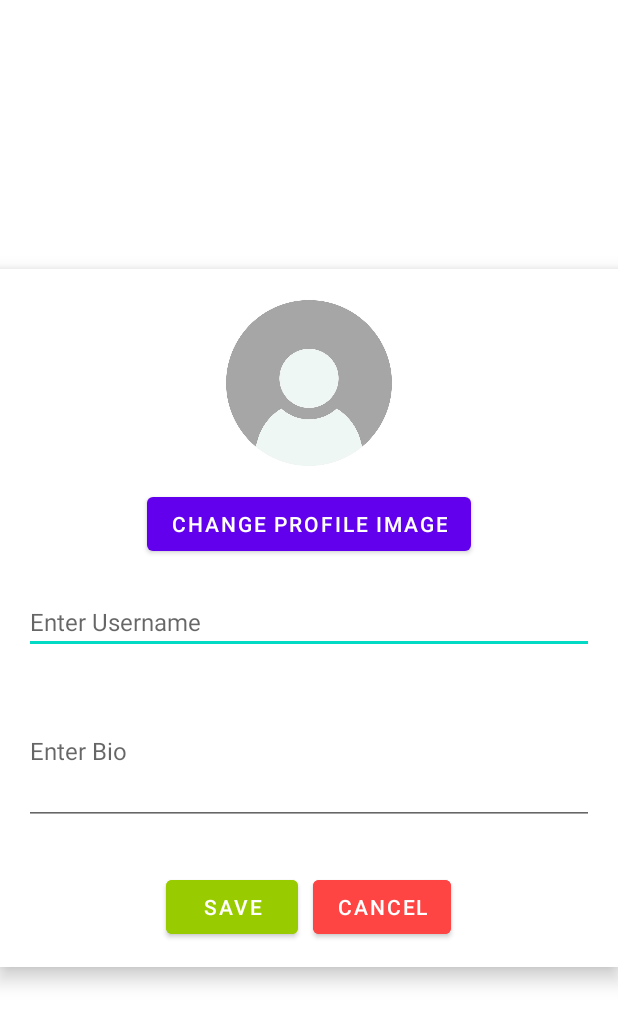
After one commit to PureDarkZ990/LobiuIeskojimoSistema, an Android app built with Jetpack Compose: the layout edit_profile.xml on its own in the app's theme, with its tools: preview values and no code run, on a phone screen of 412 x 824 dp. The commit adds this screen. Shown: the top 1024 px of the screen. Run offline under Robolectric (Android 15) with nearby library versions, the phone set to English and light mode, and no system bars.

Commit message:
Navigation and other layouts

```diff
--- a/app/build.gradle.kts
+++ b/app/build.gradle.kts
@@ -40,6 +40,7 @@ dependencies {
     implementation(libs.androidx.core.ktx)
     implementation(libs.androidx.appcompat)
     implementation(libs.material)
+    implementation(libs.androidx.material3.android)
     testImplementation(libs.junit)
     androidTestImplementation(libs.androidx.junit)
     androidTestImplementation(libs.androidx.espresso.core)
--- /dev/null
+++ b/app/src/main/res/layout/edit_profile.xml
@@ -0,0 +1,73 @@
+<?xml version="1.0" encoding="utf-8"?>
+<LinearLayout xmlns:android="http://schemas.android.com/apk/res/android"
+    android:layout_width="match_parent"
+    android:layout_height="wrap_content"
+    android:orientation="vertical"
+    android:padding="16dp"
+    android:background="@android:color/white"
+    android:layout_gravity="center"
+    android:elevation="8dp">
+
+    <ImageView
+        android:id="@+id/profileImage"
+        android:layout_width="120dp"
+        android:layout_height="120dp"
+        android:layout_gravity="center_horizontal"
+        android:src="@drawable/default_profile_image"
+        android:layout_marginBottom="10dp" />
+
+    <Button
+        android:id="@+id/uploadImageButton"
+        android:layout_width="wrap_content"
+        android:layout_height="wrap_content"
+        android:text="Change Profile Image"
+        android:layout_gravity="center_horizontal"
+        android:layout_marginBottom="20dp" />
+
+    <EditText
+        android:id="@+id/usernameField"
+        android:layout_width="match_parent"
+        android:layout_height="wrap_content"
+        android:hint="Enter Username"
+        android:inputType="textPersonName"
+        android:layout_marginBottom="15dp"
+        android:textColor="@android:color/black"
+        android:textSize="16sp"/>
+
+    <EditText
+        android:id="@+id/bioField"
+        android:layout_width="match_parent"
+        android:layout_height="wrap_content"
+        android:hint="Enter Bio"
+        android:inputType="textMultiLine"
+        android:layout_marginBottom="15dp"
+        android:textColor="@android:color/black"
+        android:textSize="16sp"
+        android:lines="4" />
+
+    <LinearLayout
+        android:layout_width="match_parent"
+        android:layout_height="wrap_content"
+        android:orientation="horizontal"
+        android:gravity="center"
+        android:layout_marginTop="15dp">
+
+        <Button
+            android:id="@+id/saveButton"
+            android:layout_width="wrap_content"
+            android:layout_height="wrap_content"
+            android:text="Save"
+            android:textColor="@android:color/white"
+            android:backgroundTint="@android:color/holo_green_light"
+            android:layout_marginEnd="10dp"/>
+
+        <Button
+            android:id="@+id/cancelButton"
+            android:layout_width="wrap_content"
+            android:layout_height="wrap_content"
+            android:text="Cancel"
+            android:textColor="@android:color/white"
+            android:backgroundTint="@android:color/holo_red_light"/>
+    </LinearLayout>
+
+</LinearLayout>
--- a/gradle/libs.versions.toml
+++ b/gradle/libs.versions.toml
@@ -7,6 +7,7 @@ junitVersion = "1.2.1"
 espressoCore = "3.6.1"
 appcompat = "1.7.0"
 material = "1.12.0"
+material3Android = "1.3.1"
 
 [libraries]
 androidx-core-ktx = { group = "androidx.core", name = "core-ktx", version.ref = "coreKtx" }
@@ -15,6 +16,7 @@ androidx-junit = { group = "androidx.test.ext", name = "junit", version.ref = "j
 androidx-espresso-core = { group = "androidx.test.espresso", name = "espresso-core", version.ref = "espressoCore" }
 androidx-appcompat = { group = "androidx.appcompat", name = "appcompat", version.ref = "appcompat" }
 material = { group = "com.google.android.material", name = "material", version.ref = "material" }
+androidx-material3-android = { group = "androidx.compose.material3", name = "material3-android", version.ref = "material3Android" }
 
 [plugins]
 android-application = { id = "com.android.application", version.ref = "agp" }
```
Also changed, not shown: app/src/main/AndroidManifest.xml (+14 -2 lines), app/src/main/kotlin/com/example/lobiupaieskossistema/LogInActivity.kt (added, +29 -0 lines), app/src/main/kotlin/com/example/lobiupaieskossistema/MainActivity.kt (+8 -15 lines), app/src/main/kotlin/com/example/lobiupaieskossistema/ProfileActivity.kt (added, +130 -0 lines), app/src/main/kotlin/com/example/lobiupaieskossistema/RegisterActivity.kt (added, +29 -0 lines), app/src/main/res/layout/deletion_confirmation.xml (added, +42 -0 lines), app/src/main/res/layout/logout_confirmation.xml (added, +48 -0 lines), app/src/main/res/layout/main_map.xml (added, +15 -0 lines), app/src/main/res/layout/notification.xml (added, +38 -0 lines), app/src/main/res/layout/profile.xml (+62 -8 lines), app/src/main/res/layout/settings_change.xml (added, +63 -0 lines), app/src/main/res/values/strings.xml (+15 -0 lines), app/src/main/assets/default_profile_image.jpg (deleted), app/src/main/res/drawable/default_profile_image.png (added), 1 more files.
